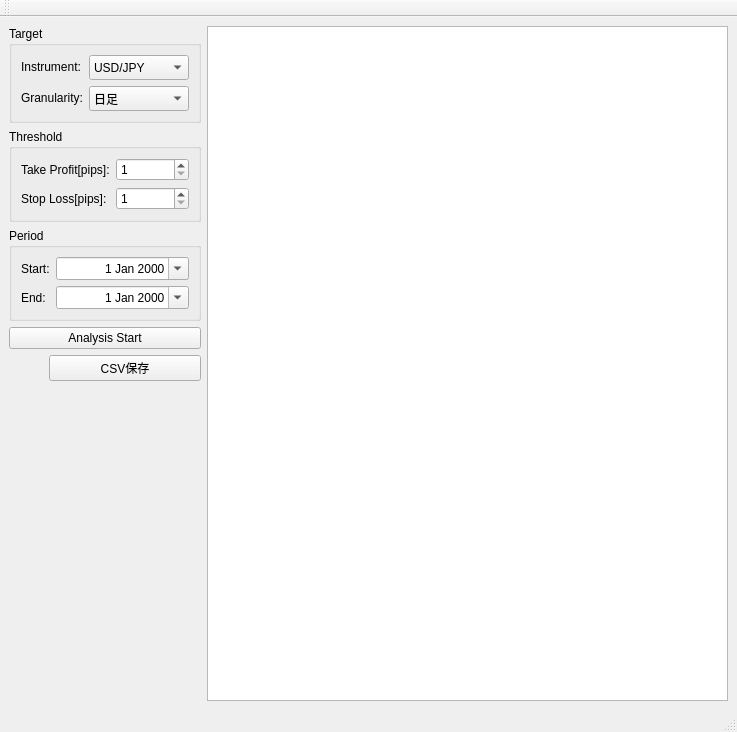
takkin-takilog/namake-trader, file trade_monitor/trade_monitor/tech/sma_mth01.ui: the form before one commit.
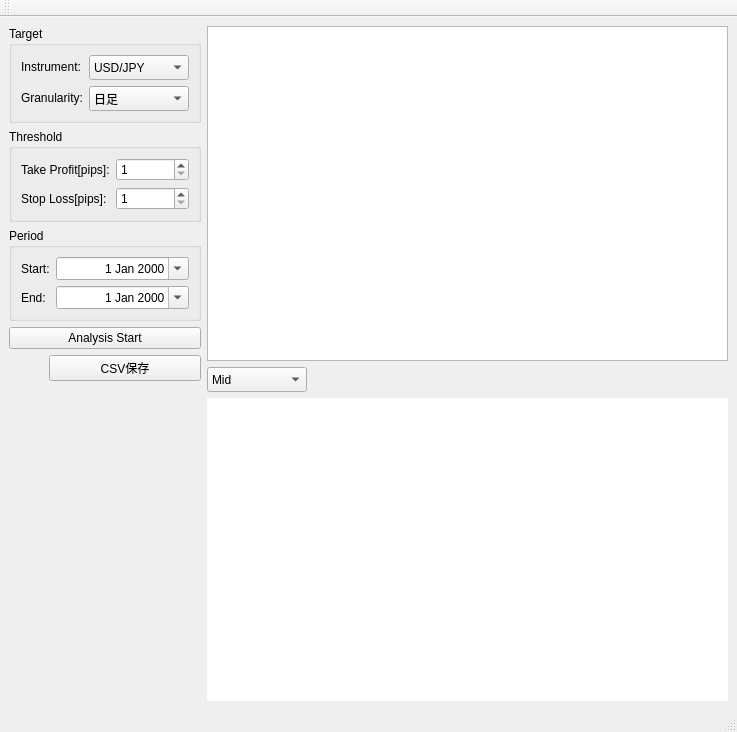
The form after the commit.

```diff
--- a/trade_monitor/trade_monitor/tech/sma_mth01.ui
+++ b/trade_monitor/trade_monitor/tech/sma_mth01.ui
@@ -14,8 +14,8 @@
    <string>qmainwindow</string>
   </property>
   <widget class="QWidget" name="centralwidget">
-   <layout class="QHBoxLayout" name="horizontalLayout">
-    <item>
+   <layout class="QGridLayout" name="gridLayout_2">
+    <item row="0" column="0" rowspan="2">
      <layout class="QVBoxLayout" name="verticalLayout">
       <item>
        <widget class="QGroupBox" name="groupBox_3">
@@ -250,13 +250,70 @@
       </item>
      </layout>
     </item>
-    <item>
+    <item row="0" column="1">
      <layout class="QVBoxLayout" name="verticalLayout_5">
       <item>
        <widget class="QTreeView" name="treeView"/>
       </item>
      </layout>
     </item>
+    <item row="1" column="1">
+     <layout class="QGridLayout" name="gridLayout">
+      <item row="0" column="0">
+       <widget class="QComboBox" name="comboBox_spread">
+        <property name="enabled">
+         <bool>true</bool>
+        </property>
+        <property name="sizePolicy">
+         <sizepolicy hsizetype="Fixed" vsizetype="Fixed">
+          <horstretch>0</horstretch>
+          <verstretch>0</verstretch>
+         </sizepolicy>
+        </property>
+        <property name="minimumSize">
+         <size>
+          <width>100</width>
+          <height>25</height>
+         </size>
+        </property>
+        <item>
+         <property name="text">
+          <string>Mid</string>
+         </property>
+        </item>
+       </widget>
+      </item>
+      <item row="0" column="1">
+       <spacer name="horizontalSpacer_3">
+        <property name="orientation">
+         <enum>Qt::Horizontal</enum>
+        </property>
+        <property name="sizeHint" stdset="0">
+         <size>
+          <width>40</width>
+          <height>20</height>
+         </size>
+        </property>
+       </spacer>
+      </item>
+      <item row="1" column="0" colspan="2">
+       <widget class="QWidget" name="widget_ChartView" native="true">
+        <property name="enabled">
+         <bool>false</bool>
+        </property>
+        <property name="sizePolicy">
+         <sizepolicy hsizetype="Expanding" vsizetype="Expanding">
+          <horstretch>0</horstretch>
+          <verstretch>0</verstretch>
+         </sizepolicy>
+        </property>
+        <property name="styleSheet">
+         <string notr="true">background-color: rgb(255, 255, 255);</string>
+        </property>
+       </widget>
+      </item>
+     </layout>
+    </item>
    </layout>
   </widget>
   <widget class="QMenuBar" name="menubar">
```
